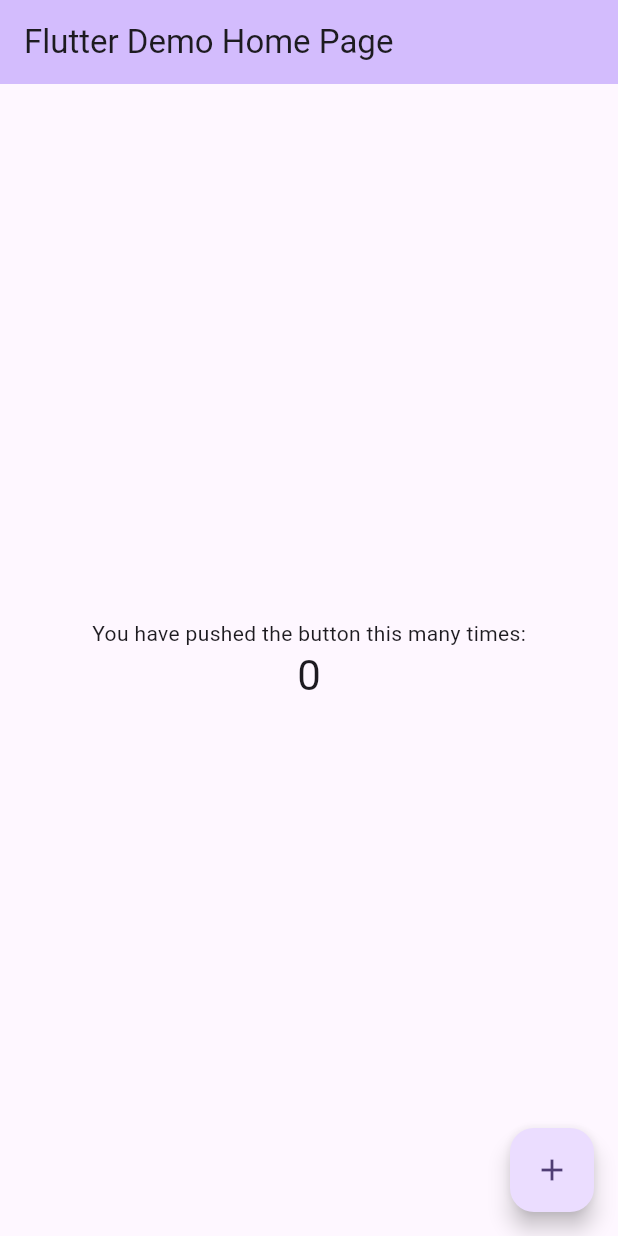
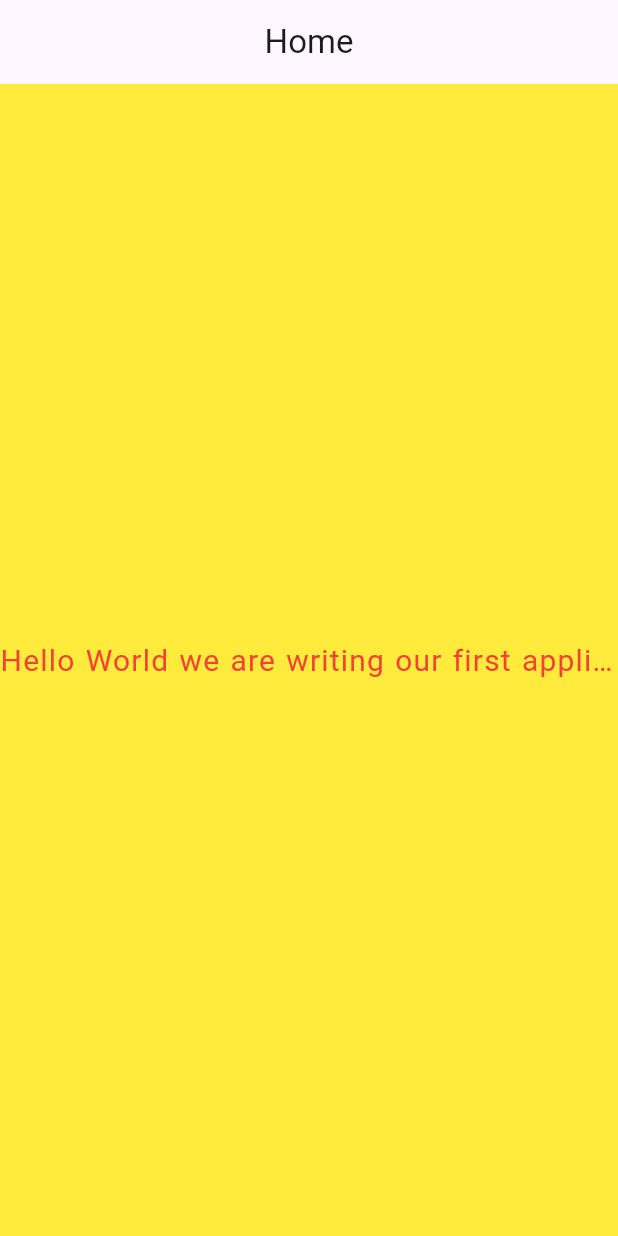
Before and after one commit to Tohid469/rafatsir_ostad_beatch8, a Flutter app: the screen it shows after launch, on a phone screen of 412 x 824 dp. Run offline on Flutter 3.47's test engine with Material 3 defaults, Android fonts, the phone set to English and light mode, and no system bars.

Commit message:
comit module 6 class 1

```diff
--- a/lib/main.dart
+++ b/lib/main.dart
@@ -1,125 +1,48 @@
 import 'package:flutter/material.dart';
 
+// reformat
+// ctl + shift + l // cmd + shift + l
+
+// suggestion
+// ctl + space
+
+// var, dynamic
+
 void main() {
-  runApp(const MyApp());
+  runApp(HelloWorldApp());
 }
 
-class MyApp extends StatelessWidget {
-  const MyApp({super.key});
-
-  // This widget is the root of your application.
+class HelloWorldApp extends StatelessWidget {
   @override
   Widget build(BuildContext context) {
     return MaterialApp(
-      title: 'Flutter Demo',
-      theme: ThemeData(
-        // This is the theme of your application.
-        //
-        // TRY THIS: Try running your application with "flutter run". You'll see
-        // the application has a purple toolbar. Then, without quitting the app,
-        // try changing the seedColor in the colorScheme below to Colors.green
-        // and then invoke "hot reload" (save your changes or press the "hot
-        // reload" button in a Flutter-supported IDE, or press "r" if you used
-        // the command line to start the app).
-        //
-        // Notice that the counter didn't reset back to zero; the application
-        // state is not lost during the reload. To reset the state, use hot
-        // restart instead.
-        //
-        // This works for code too, not just values: Most code changes can be
-        // tested with just a hot reload.
-        colorScheme: ColorScheme.fromSeed(seedColor: Colors.deepPurple),
-        useMaterial3: true,
+      debugShowCheckedModeBanner: true,
+      title: 'Hello World App',
+      home: Scaffold(
+        backgroundColor: Colors.yellow,
+        appBar: AppBar(
+          title: Text('Home'),
+          centerTitle: true,
+        ),
+        body: Center(
+          child: Text(
+            'Hello World we are writing our first application code with flutter',
+            textAlign: TextAlign.justify,
+            maxLines: 1,
+            style: TextStyle(
+              fontSize: 20,
+              color: Colors.red,
+              fontWeight: FontWeight.w400,
+              letterSpacing: 0.8,
+              height: 1.5,
+              // backgroundColor: Colors.black,
+              wordSpacing: 1,
+              // decoration: TextDecoration.lineThrough,
+              overflow: TextOverflow.ellipsis,
+            ),
+          ),
+        ),
       ),
-      home: const MyHomePage(title: 'Flutter Demo Home Page'),
     );
   }
 }
-
-class MyHomePage extends StatefulWidget {
-  const MyHomePage({super.key, required this.title});
-
-  // This widget is the home page of your application. It is stateful, meaning
-  // that it has a State object (defined below) that contains fields that affect
-  // how it looks.
-
-  // This class is the configuration for the state. It holds the values (in this
-  // case the title) provided by the parent (in this case the App widget) and
-  // used by the build method of the State. Fields in a Widget subclass are
-  // always marked "final".
-
-  final String title;
-
-  @override
-  State<MyHomePage> createState() => _MyHomePageState();
-}
-
-class _MyHomePageState extends State<MyHomePage> {
-  int _counter = 0;
-
-  void _incrementCounter() {
-    setState(() {
-      // This call to setState tells the Flutter framework that something has
-      // changed in this State, which causes it to rerun the build method below
-      // so that the display can reflect the updated values. If we changed
-      // _counter without calling setState(), then the build method would not be
-      // called again, and so nothing would appear to happen.
-      _counter++;
-    });
-  }
-
-  @override
-  Widget build(BuildContext context) {
-    // This method is rerun every time setState is called, for instance as done
-    // by the _incrementCounter method above.
-    //
-    // The Flutter framework has been optimized to make rerunning build methods
-    // fast, so that you can just rebuild anything that needs updating rather
-    // than having to individually change instances of widgets.
-    return Scaffold(
-      appBar: AppBar(
-        // TRY THIS: Try changing the color here to a specific color (to
-        // Colors.amber, perhaps?) and trigger a hot reload to see the AppBar
-        // change color while the other colors stay the same.
-        backgroundColor: Theme.of(context).colorScheme.inversePrimary,
-        // Here we take the value from the MyHomePage object that was created by
-        // the App.build method, and use it to set our appbar title.
-        title: Text(widget.title),
-      ),
-      body: Center(
-        // Center is a layout widget. It takes a single child and positions it
-        // in the middle of the parent.
-        child: Column(
-          // Column is also a layout widget. It takes a list of children and
-          // arranges them vertically. By default, it sizes itself to fit its
-          // children horizontally, and tries to be as tall as its parent.
-          //
-          // Column has various properties to control how it sizes itself and
-          // how it positions its children. Here we use mainAxisAlignment to
-          // center the children vertically; the main axis here is the vertical
-          // axis because Columns are vertical (the cross axis would be
-          // horizontal).
-          //
-          // TRY THIS: Invoke "debug painting" (choose the "Toggle Debug Paint"
-          // action in the IDE, or press "p" in the console), to see the
-          // wireframe for each widget.
-          mainAxisAlignment: MainAxisAlignment.center,
-          children: <Widget>[
-            const Text(
-              'You have pushed the button this many times:',
-            ),
-            Text(
-              '$_counter',
-              style: Theme.of(context).textTheme.headlineMedium,
-            ),
-          ],
-        ),
-      ),
-      floatingActionButton: FloatingActionButton(
-        onPressed: _incrementCounter,
-        tooltip: 'Increment',
-        child: const Icon(Icons.add),
-      ), // This trailing comma makes auto-formatting nicer for build methods.
-    );
-  }
-}
```
